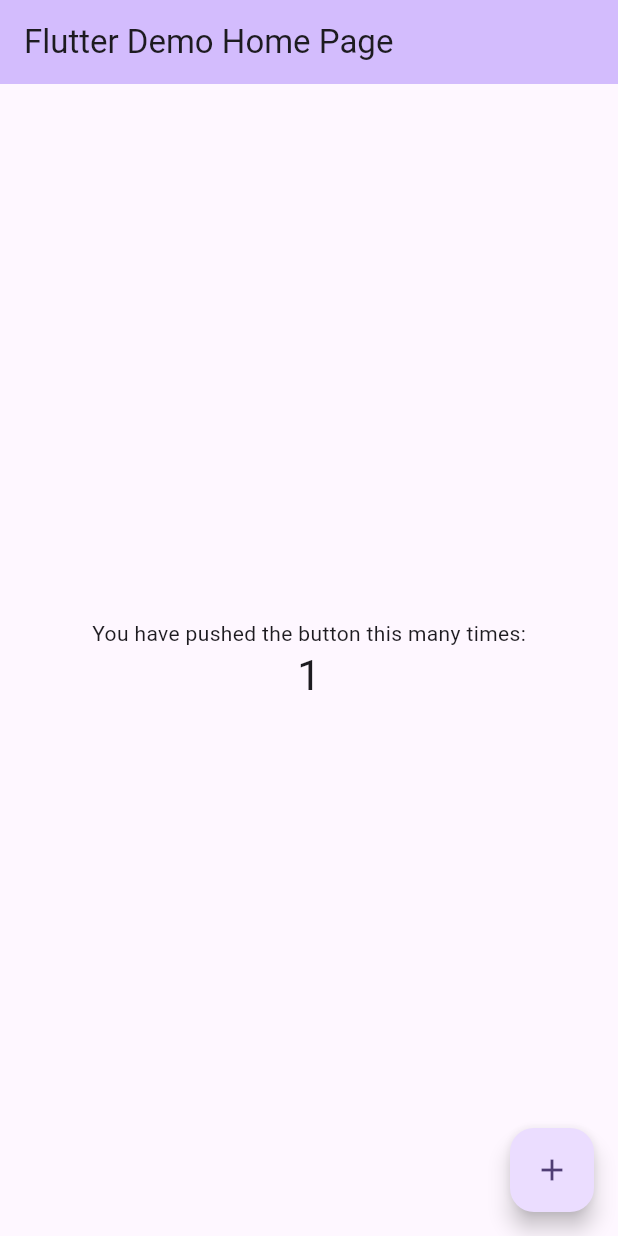
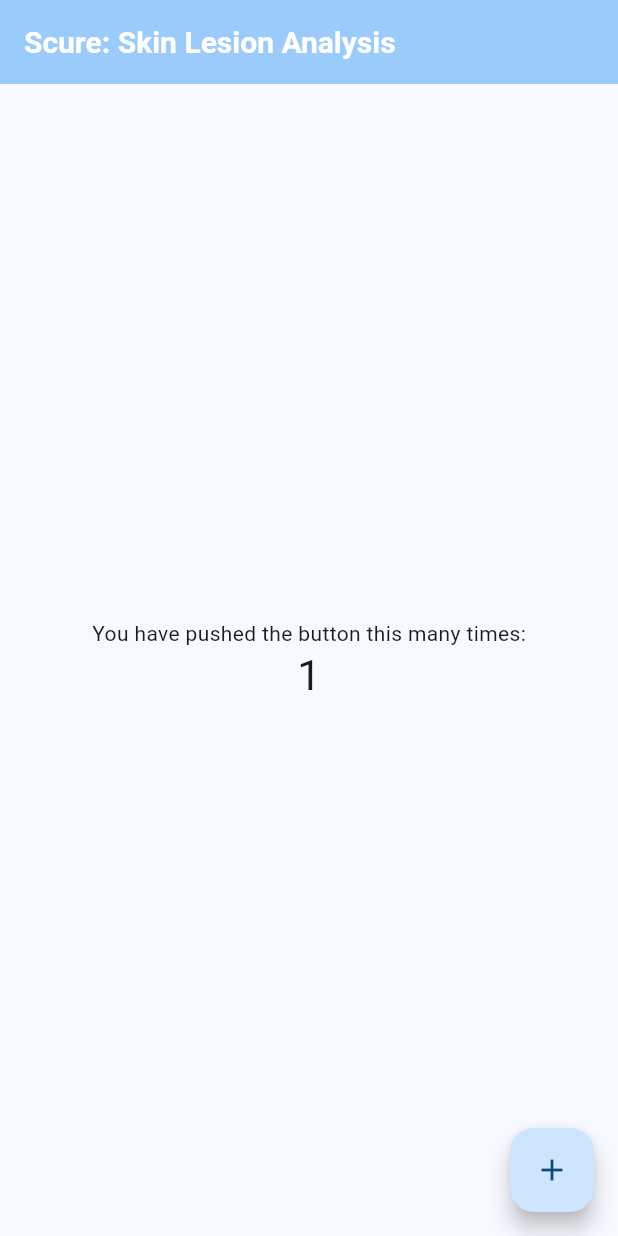
Before and after one commit to VinayakNPN/New_repo, a Flutter app: the screen it shows after launch, after a tap on the "add" icon, on a phone screen of 412 x 824 dp. Run offline on Flutter 3.47's test engine with Material 3 defaults, Android fonts, the phone set to English and light mode, and no system bars; our stand-ins replace flutter_gemini; Roboto replaces fonts that are missing (Montserrat).

Commit message:
Initial Design Created

```diff
--- a/lib/main.dart
+++ b/lib/main.dart
@@ -12,23 +12,41 @@ Future<ConfigModel> loadConfig() async {
   return ConfigModel.fromJson(jsonMap);
 }
 
-void main() {
+void main() async {
+  WidgetsFlutterBinding.ensureInitialized();
+  final config = await loadConfig();
+  Gemini.init(apiKey: config.geminiAPIkey);
   runApp(const MyApp());
 }
 
 class MyApp extends StatelessWidget {
-  const MyApp({super.key});
+  const MyApp({Key? key}): super(key: key);
 
-  // This widget is the root of your application.
   @override
   Widget build(BuildContext context) {
     return MaterialApp(
-      title: 'Flutter Demo',
+      title: 'app_scure',
       theme: ThemeData(
+        brightness: Brightness.light,
+        colorScheme: ColorScheme.fromSeed(seedColor: Colors.lightBlue[700]!, secondary: Colors.lightBlue[300]!),
+        fontFamily: 'Montserrat',
+        textTheme: const TextTheme(
+          displayLarge: TextStyle(fontSize: 24.0, fontWeight: FontWeight.bold),
+          bodyLarge: TextStyle(fontSize:16.0),
+        ),
 
-        colorScheme: ColorScheme.fromSeed(seedColor: Colors.deepPurple),
+        appBarTheme: AppBarTheme(
+          backgroundColor: Colors.lightBlue[700],
+          elevation: 0,
+          titleTextStyle: const TextStyle(
+            color: Colors.white,
+            fontSize: 20.0,
+            fontWeight: FontWeight.bold,
+          ),
+        ),
+
       ),
-      home: const MyHomePage(title: 'Flutter Demo Home Page'),
+      home: const MyHomePage(title: 'Scure: Skin Lesion Analysis'),
     );
   }
 }
```
Also changed, not shown: lib/home_screen.dart (added).
